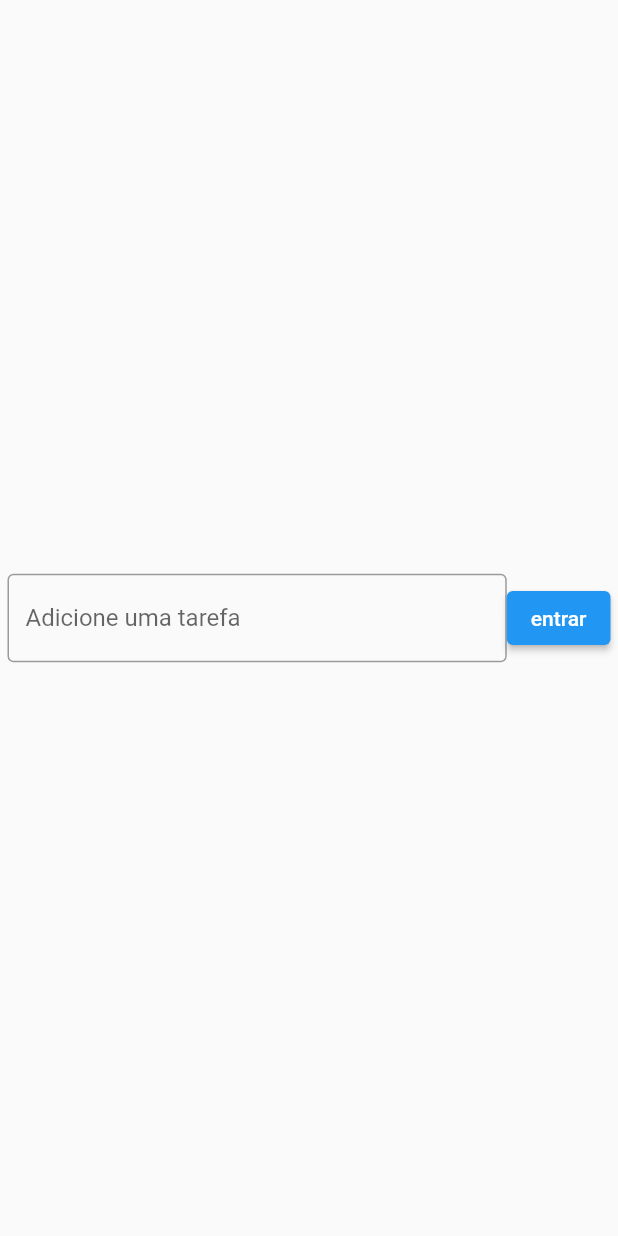
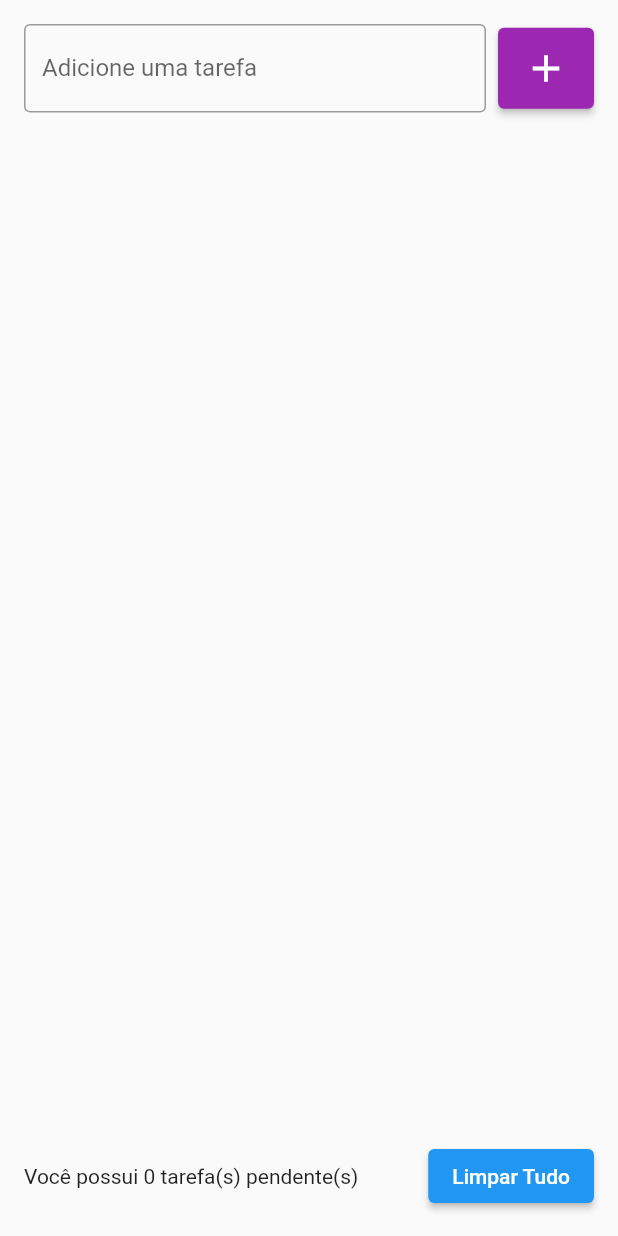
Before and after one commit to LeneCordella/task_list, a Flutter app: the screen it shows after launch, on a phone screen of 412 x 824 dp. Run offline on Flutter 3.47's test engine with Material 2 defaults, Android fonts, the phone set to English and light mode, and no system bars; our stand-ins replace flutter_slidable, shared_preferences.

Commit message:
updates as of January

```diff
--- a/lib/main.dart
+++ b/lib/main.dart
@@ -1,6 +1,6 @@
 import 'package:flutter/material.dart';
 
-import 'screens/todolistpage.dart';
+import 'screens/task_list_screen.dart';
 
 void main() {
   runApp(const MyApp());
@@ -12,7 +12,7 @@ class MyApp extends StatelessWidget {
   Widget build(BuildContext context) {
     return MaterialApp(
       debugShowCheckedModeBanner: false,
-      home: TodoListPage(),
+      home: TaskListPage(),
     );
   }
 }
--- /dev/null
+++ b/lib/models/task_model.dart
@@ -0,0 +1,20 @@
+class Task {
+  Task({required this.title, required this.dateTime});
+
+  String title;
+  DateTime dateTime;
+
+
+  Task.fromJson(Map<String, dynamic> json)
+  : title = json['title'],
+  dateTime = DateTime.parse(json['dateTime']);
+
+
+
+  Map<String, dynamic> toJson() {
+    return {
+      'title': title,
+      'dateTime': dateTime.toIso8601String(),
+    };
+  }
+}
--- /dev/null
+++ b/lib/repositories/task_repository.dart
@@ -0,0 +1,25 @@
+import 'dart:convert';
+
+import 'package:shared_preferences/shared_preferences.dart';
+import 'package:task_list/models/task_model.dart';
+
+const taskListKey = "task_list";
+
+class TaskRepository {
+  late SharedPreferences sharedPreferences;
+
+  Future <List<Task>> getTaskList() async {
+    sharedPreferences = await SharedPreferences.getInstance();
+    final String jsonString = sharedPreferences.getString(taskListKey) ?? '[]';
+    final List jsonDecoded = json.decode(jsonString) as List;
+    return jsonDecoded.map((e) => Task.fromJson(e)).toList();
+  }
+
+  void saveTaskList(List<Task> tasks) {
+    final jsonString = json.encode(tasks);
+    sharedPreferences.setString('task_list', jsonString);
+    print(jsonString);
+  }
+
+
+  }
--- /dev/null
+++ b/lib/screens/task_list_screen.dart
@@ -0,0 +1,177 @@
+import 'package:flutter/material.dart';
+import 'package:task_list/repositories/task_repository.dart';
+
+import 'package:task_list/widgets/task_list_item.dart';
+import 'package:task_list/models/task_model.dart';
+
+class TaskListPage extends StatefulWidget {
+  TaskListPage({Key? key}) : super(key: key);
+
+  @override
+  State<TaskListPage> createState() => _TaskListPageState();
+}
+
+class _TaskListPageState extends State<TaskListPage> {
+  final TextEditingController taskController = TextEditingController();
+  final TaskRepository taskRepository = TaskRepository();
+
+  List<Task> taskList = [];
+  Task? deletedTask;
+  int? deletedTaskPos;
+  String? errorText;
+
+  @override
+  void initState(){
+    super.initState();
+    taskRepository.getTaskList().then((value) {
+      setState(() {
+        taskList =  value;
+      });
+    });
+
+  }
+
+  Widget build(BuildContext context) {
+    return SafeArea(
+      child: Scaffold(
+        body: Padding(
+          padding: const EdgeInsets.all(16),
+          child: Column(
+            mainAxisSize: MainAxisSize.min,
+            mainAxisAlignment: MainAxisAlignment.center,
+            children: [
+              Row(
+                children: [
+                  Expanded(
+                    child: TextField(
+                      //onChanged: onChanged,
+                      //onSubmitted: onSubmitted,
+                      controller: taskController,
+                      decoration: InputDecoration(
+                        errorText: errorText,
+                        labelText: "Adicione uma tarefa",
+                        hintText: "Exemplo: Estudar Flutter",
+                        border: OutlineInputBorder(),
+                        //errorText: "campo obrigatório",
+                      ),
+                    ),
+                  ),
+                  SizedBox(
+                    width: 8,
+                  ),
+                  ElevatedButton(
+                    onPressed: add,
+                    style: ElevatedButton.styleFrom(
+                        primary: Colors.purple, padding: EdgeInsets.all(12)),
+                    child: Icon(
+                      Icons.add,
+                      size: 30,
+                    ),
+                  ),
+                ],
+              ),
+              SizedBox(height: 16),
+              Flexible(
+                child: ListView(
+                  //shrinkWrap: true,
+                  children: [
+                    for (Task task in taskList)
+                      TaskListItem(task: task, onDelete: onDelete),
+                  ],
+                ),
+              ),
+              SizedBox(height: 16),
+              Row(
+                children: [
+                  Expanded(
+                      child: Text(
+                          "Você possui ${taskList.length} tarefa(s) pendente(s)")),
+                  ElevatedButton(
+                      onPressed: showDeleteTasksConfirmationDialog,
+                      child: Text("Limpar Tudo"))
+                ],
+              ),
+            ],
+          ),
+        ),
+      ),
+    );
+  }
+
+  void onDelete(Task task) {
+    deletedTask = task;
+    deletedTaskPos = taskList.indexOf(task);
+    setState(() {
+      taskList.remove(task);
+    });
+    taskRepository.saveTaskList(taskList);
+    ScaffoldMessenger.of(context).clearSnackBars();
+    ScaffoldMessenger.of(context).showSnackBar(SnackBar(
+      duration: Duration(seconds: 5),
+      content: Text("Tarefa ${task.title} removida com sucesso!"),
+      backgroundColor: Colors.white12,
+      action: SnackBarAction(
+        label: "Desfazer",
+        onPressed: () {
+          setState(() {
+            taskList.insert(deletedTaskPos!, deletedTask!);
+          });
+        },
+      ),
+    ));
+  }
+
+  void add() {
+    String text = taskController.text;
+
+    if(text.isEmpty){
+      setState(() {
+        errorText = "O título não pode estar vazio";
+      });
+          return;
+    }
+    Task newTask = Task(title: text, dateTime: DateTime.now());
+    setState(() {
+      taskList.add(newTask);
+      errorText= null;
+    });
+    taskController.clear();
+    taskRepository.saveTaskList(taskList);
+      }
+
+  void showDeleteTasksConfirmationDialog() {
+    showDialog(
+      context: context,
+      builder: (context) => AlertDialog(
+        title: Text("Limpar Tudo?"),
+        content: Text("Tem certeza que deseja APAGAR TUDO?"),
+        actions: [
+          TextButton(onPressed: (){
+            Navigator.of(context).pop();
+          }, child: Text("Cancelar")),
+          TextButton(onPressed: (){
+            Navigator.of(context).pop();
+            deleteAllTasks();
+          },
+              style:TextButton.styleFrom(primary: Colors.red),
+              child: Text("Limpar tudo")),
+        ],
+      ),
+    );
+  }
+
+  void deleteAllTasks(){
+    setState(() {
+      taskList.clear();
+    });
+    taskRepository.saveTaskList(taskList);
+  }
+}
+
+void onChanged(String text) {
+  print(text);
+}
+
+void onSubmitted(String text) {
+  print(text);
+}
--- a/lib/screens/todolistpage.dart
+++ /dev/null
@@ -1,63 +0,0 @@
-import 'package:flutter/material.dart';
-
-class TodoListPage extends StatelessWidget {
-  TodoListPage({Key? key}) : super(key: key);
-
-  final TextEditingController emailController = TextEditingController();
-
-  @override
-  Widget build(BuildContext context) {
-    return Scaffold(
-      body: Padding(
-        padding: const EdgeInsets.symmetric(horizontal: 5),
-        child: Center(
-          child: Column(
-            mainAxisSize: MainAxisSize.min,
-            //mainAxisAlignment: MainAxisAlignment.center,
-            children: [
-              Row(
-                children: [
-                  Expanded(
-                    child:TextField(
-                      onChanged: onChanged,
-                      onSubmitted: onSubmitted,
-                      controller: emailController,
-                      //keyboardType: TextInputType.emailAddress,
-                      decoration: InputDecoration(
-                        labelText: "Adicione uma tarefa",
-                        hintText: "Exemplo: Estudar Flutter",
-                        border: OutlineInputBorder(),
-                        //errorText: "campo obrigatório",
-                      ),
-                      obscureText: true,
-                      obscuringCharacter: ".",
-                    ),
-
-                  ),
-                  ElevatedButton(
-                    onPressed: entrar,
-                    child: Text("entrar"),
-                  ),
-                ],
-              ),
-
-            ],
-          ),
-        ),
-      ),
-    );
-  }
-
-  void entrar() {
-    String text = emailController.text;
-    print(text);
-  }
-}
-
-void onChanged(String text) {
-  print(text);
-}
-
-void onSubmitted(String text) {
-  print(text);
-}
--- a/pubspec.yaml
+++ b/pubspec.yaml
@@ -36,6 +36,9 @@ dependencies:
   # The following adds the Cupertino Icons font to your application.
   # Use with the CupertinoIcons class for iOS style icons.
   cupertino_icons: ^1.0.2
+  intl:
+  flutter_slidable: ^2.0.0
+  shared_preferences: ^2.0.16
 
 dev_dependencies:
   flutter_test:
@@ -46,7 +49,7 @@ dev_dependencies:
   # activated in the `analysis_options.yaml` file located at the root of your
   # package. See that file for information about deactivating specific lint
   # rules and activating additional ones.
-  flutter_lints: ^2.0.0
+  #flutter_lints: ^2.0.0
 
 # For information on the generic Dart part of this file, see the
 # following page: https://dart.dev/tools/pub/pubspec
```
Also changed, not shown: lib/widgets/task_list_item.dart (added, +54 -0 lines), pubspec.lock.
